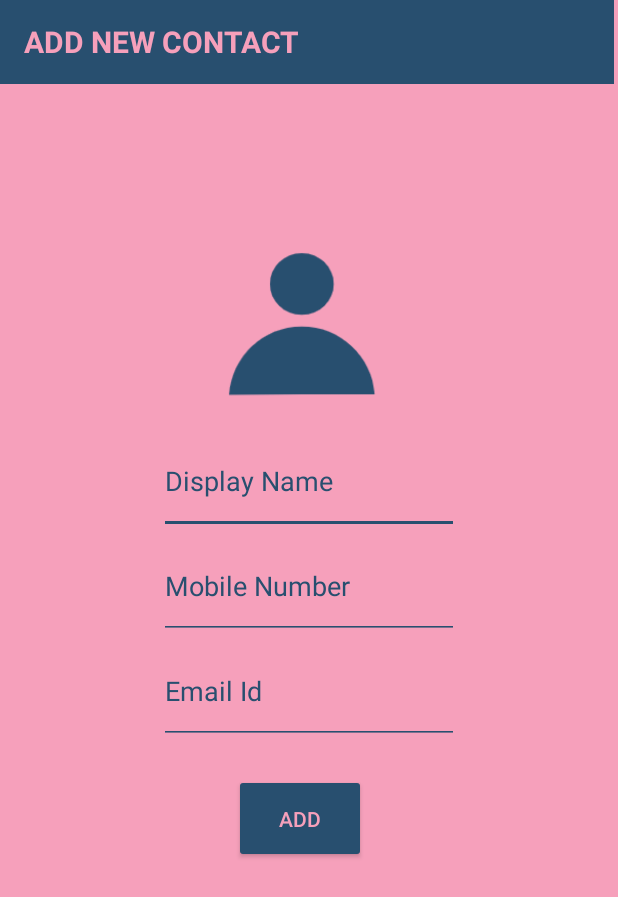
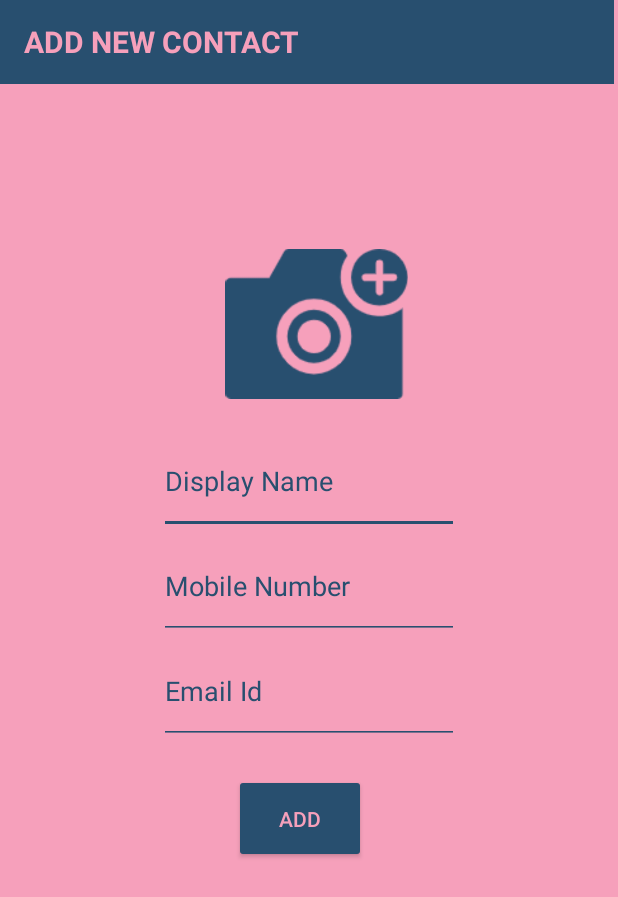
Before and after one commit to tanya-555/Contact-Manager, an Android app: the layout add_contact_controller.xml on its own in the app's theme, with its tools: preview values and no code run, on a phone screen of 412 x 824 dp. Shown: the top 897 px of the screen. Run offline under Robolectric (Android 15) with nearby library versions, the phone set to English and light mode, and no system bars.

Commit message:
use Picasso library to load contact image from gallery

```diff
--- a/app/build.gradle
+++ b/app/build.gradle
@@ -37,4 +37,7 @@ dependencies {
     testImplementation 'junit:junit:4.12'
     androidTestImplementation 'androidx.test.ext:junit:1.1.1'
     androidTestImplementation 'androidx.test.espresso:espresso-core:3.2.0'
+
+    //Picasso
+    implementation 'com.squareup.picasso:picasso:2.5.2'
 }
--- a/app/src/main/res/layout/add_contact_controller.xml
+++ b/app/src/main/res/layout/add_contact_controller.xml
@@ -31,10 +31,10 @@
 
         <ImageView
             android:id="@+id/iv_photo"
-            android:layout_width="100dp"
+            android:layout_width="130dp"
             android:layout_height="100dp"
-            android:layout_marginStart="45dp"
-            android:src="@drawable/placeholder" />
+            android:layout_marginStart="40dp"
+            android:src="@drawable/camera"/>
 
         <EditText
             android:id="@+id/tv_name"
```
Also changed, not shown: app/src/main/java/com/example/contact_application/controller/AddContactController.java (+26 -0 lines), app/src/main/res/drawable-v24/camera.png (added).
